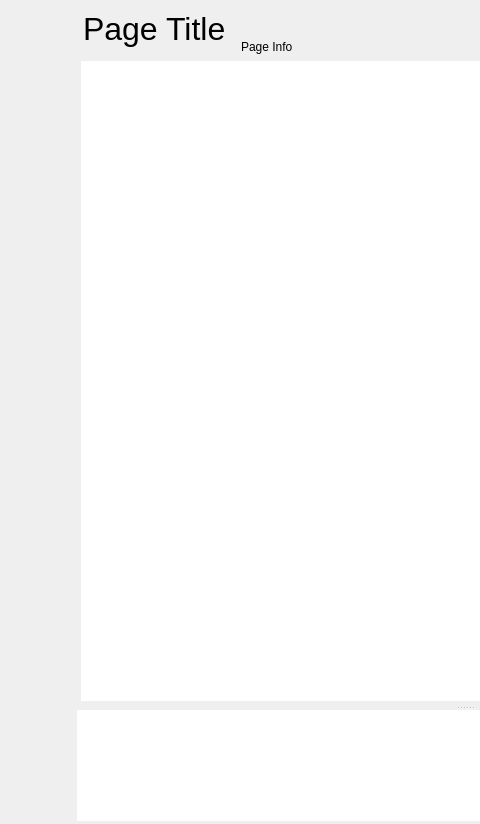
This is src/conan_app_launcher/ui/fluent_window/fluent_window.ui in goszpeti/conan_explorer as Qt 5 draws it before an edit; both pictures show x 0 to 480 and y 0 to 824 of the 859 by 824 pixel window. The edited form follows.
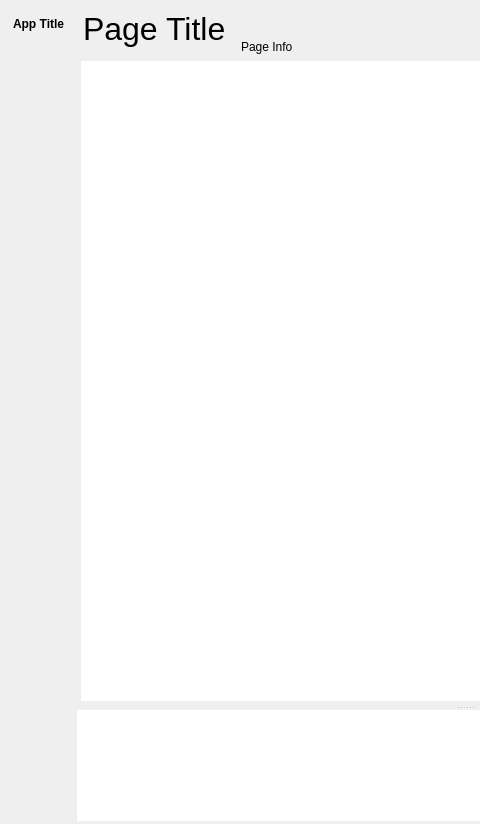
This is the edited form. Icons and pictures are not drawn.

Diff of the .ui file:
```diff
--- a/src/conan_app_launcher/ui/fluent_window/fluent_window.ui
+++ b/src/conan_app_launcher/ui/fluent_window/fluent_window.ui
@@ -852,7 +852,7 @@
            <number>0</number>
           </property>
           <property name="leftMargin">
-           <number>0</number>
+           <number>3</number>
           </property>
           <property name="topMargin">
            <number>0</number>
@@ -876,7 +876,7 @@
               <number>15</number>
              </property>
              <property name="leftMargin">
-              <number>0</number>
+              <number>3</number>
              </property>
              <property name="topMargin">
               <number>5</number>
@@ -905,6 +905,9 @@
                <property name="styleSheet">
                 <string notr="true">font: bold</string>
                </property>
+               <property name="text">
+                <string>App Title</string>
+               </property>
                <property name="alignment">
                 <set>Qt::AlignBottom|Qt::AlignLeading|Qt::AlignLeft</set>
                </property>
@@ -912,7 +915,7 @@
                 <number>0</number>
                </property>
                <property name="indent">
-                <number>3</number>
+                <number>5</number>
                </property>
               </widget>
              </item>
@@ -982,7 +985,7 @@
             </property>
             <layout class="QVBoxLayout" name="left_menu_middle_subframe_layout">
              <property name="leftMargin">
-              <number>0</number>
+              <number>3</number>
              </property>
              <property name="rightMargin">
               <number>3</number>
@@ -1006,7 +1009,7 @@
               <number>5</number>
              </property>
              <property name="leftMargin">
-              <number>0</number>
+              <number>3</number>
              </property>
              <property name="topMargin">
               <number>0</number>
```
Left out of the diff: 37 changed lines with no effect on the pictures.
